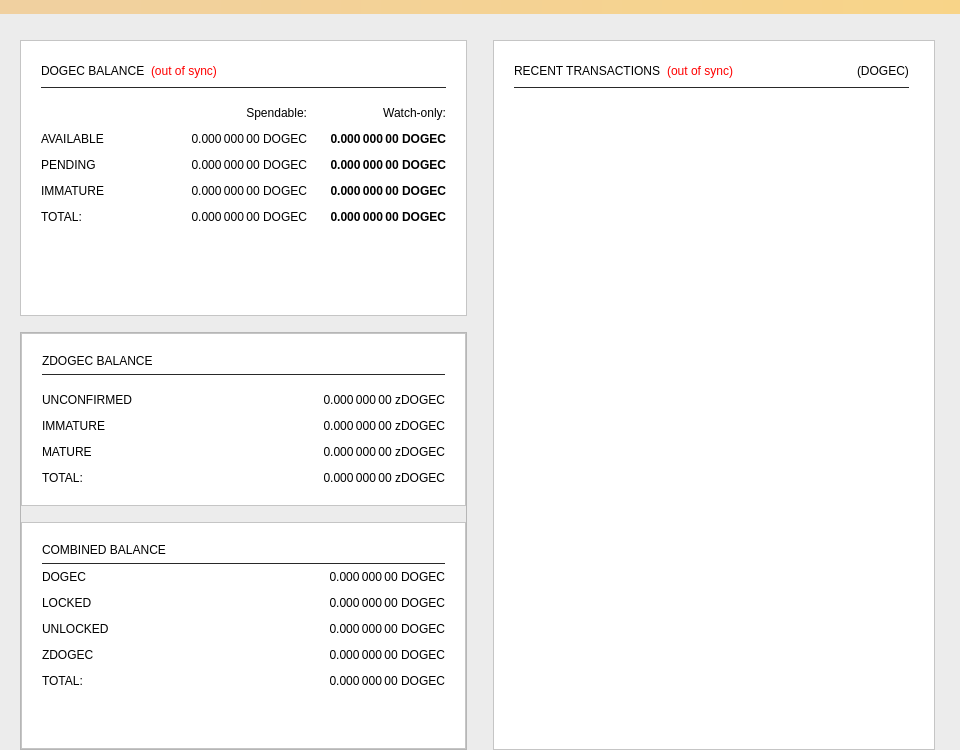
Qt form src/qt/forms/overviewpage.ui (dogecash/dogecash-oldchain) before a commit.
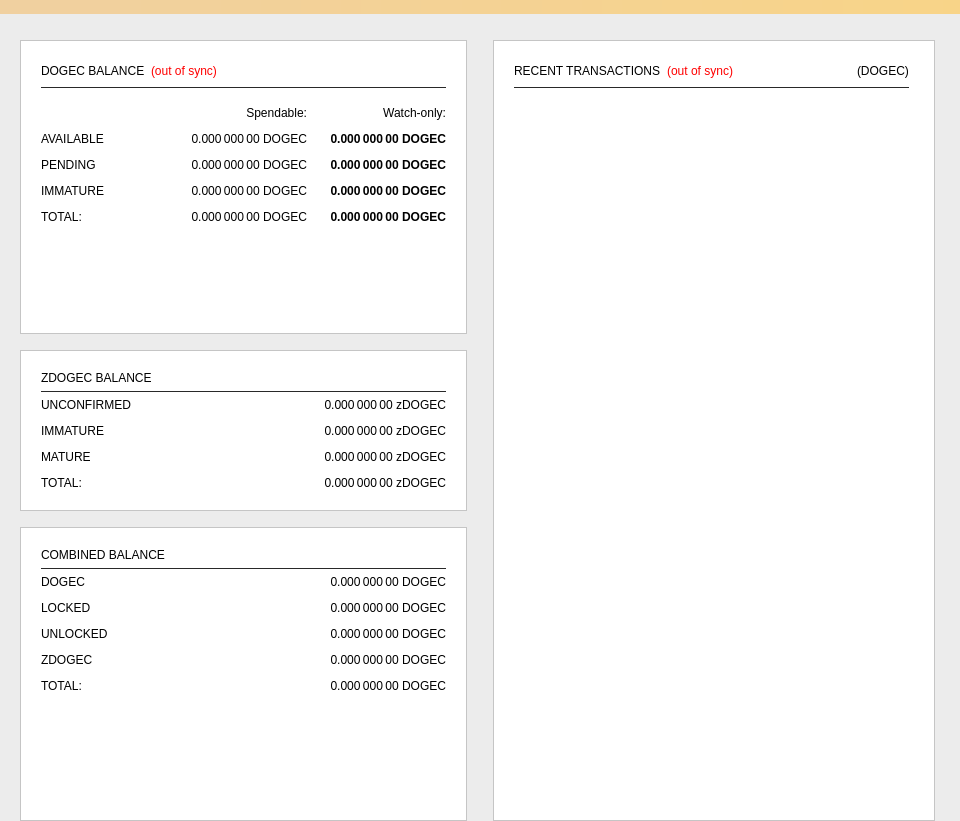
The same form after that commit. Icons and pictures are not drawn.

Patch:
```diff
--- a/src/qt/forms/overviewpage.ui
+++ b/src/qt/forms/overviewpage.ui
@@ -7,7 +7,7 @@
     <x>0</x>
     <y>0</y>
     <width>960</width>
-    <height>750</height>
+    <height>821</height>
    </rect>
   </property>
   <property name="minimumSize">
@@ -460,36 +460,6 @@
         </spacer>
        </item>
        <item>
-        <widget class="QFrame" name="frameObfuscation">
-         <property name="minimumSize">
-          <size>
-           <width>0</width>
-           <height>350</height>
-          </size>
-         </property>
-         <property name="layoutDirection">
-          <enum>Qt::LeftToRight</enum>
-         </property>
-         <property name="frameShape">
-          <enum>QFrame::StyledPanel</enum>
-         </property>
-         <property name="frameShadow">
-          <enum>QFrame::Raised</enum>
-         </property>
-         <layout class="QVBoxLayout" name="verticalLayout_6">
-          <property name="leftMargin">
-           <number>0</number>
-          </property>
-          <property name="topMargin">
-           <number>0</number>
-          </property>
-          <property name="rightMargin">
-           <number>0</number>
-          </property>
-          <property name="bottomMargin">
-           <number>0</number>
-          </property>
-          <item>
            <widget class="QFrame" name="frame_4">
             <property name="styleSheet">
              <string notr="true">background-color: #FFFFFF;</string>
@@ -555,7 +525,7 @@
              <item>
               <layout class="QGridLayout" name="gridLayout_5">
                <property name="topMargin">
-                <number>12</number>
+             <number>0</number>
                </property>
                <property name="spacing">
                 <number>12</number>
@@ -776,7 +746,10 @@
               </widget>
              </item>
              <item>
-              <layout class="QGridLayout" name="gridLayout_3">
+           <layout class="QGridLayout" name="gridLayout_3" rowstretch="0,0,0,0,0,0,0,0" rowminimumheight="0,0,0,0,0,0,0,0" columnminimumwidth="0,0">
+            <property name="sizeConstraint">
+             <enum>QLayout::SetMinimumSize</enum>
+            </property>
                <property name="topMargin">
                 <number>0</number>
                </property>
@@ -810,6 +783,12 @@
                </item>
                <item row="1" column="0">
                 <widget class="QLabel" name="labelBalanceTextz">
+              <property name="minimumSize">
+               <size>
+                <width>0</width>
+                <height>0</height>
+               </size>
+              </property>
                  <property name="text">
                   <string>DOGEC</string>
                  </property>
@@ -942,9 +921,6 @@
                 </size>
                </property>
               </spacer>
-             </item>
-            </layout>
-           </widget>
           </item>
          </layout>
         </widget>
```
Lines whose indentation alone changed are shown as unchanged.
